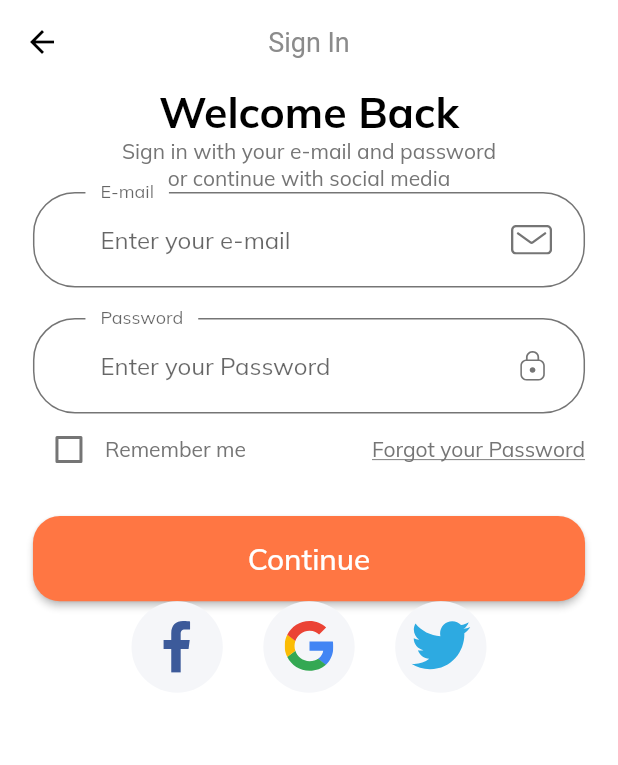
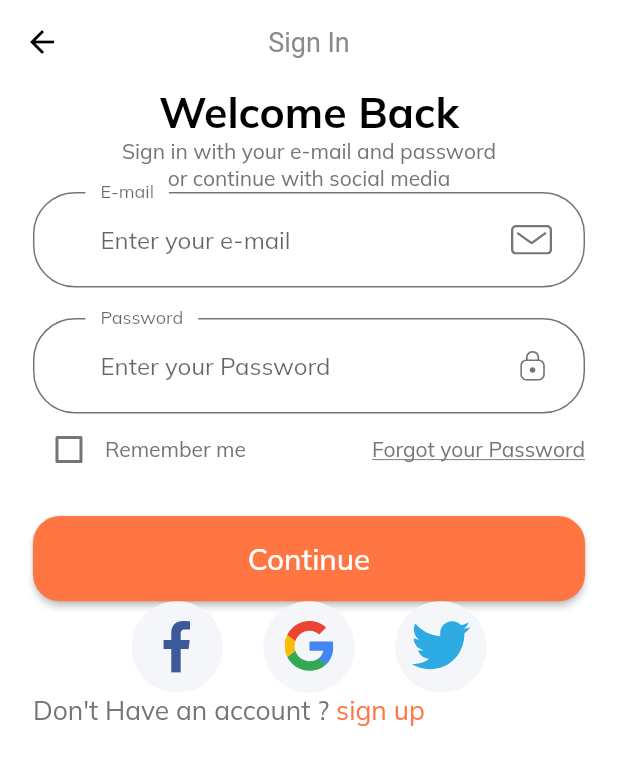
Before and after one commit to HalilMertDeveli/ETradeAppWithVideos-, a Flutter app: the screen it shows after launch, after a tap on "Continue", on a phone screen of 412 x 824 dp. Shown: the top 765 px of the screen. Run offline on Flutter 3.47's test engine with Material 2 defaults, Android fonts, the light colour scheme and no system bars; our stand-ins replace flutter_svg.

Commit message:
we added do you have account text

```diff
--- a/lib/screens/sign_in/companents/body.dart
+++ b/lib/screens/sign_in/companents/body.dart
@@ -1,4 +1,5 @@
 import 'package:e_trade_app_with_flutter_way/companents/social_card.dart';
+import 'package:e_trade_app_with_flutter_way/constraints.dart';
 import 'package:e_trade_app_with_flutter_way/screens/sign_in/companents/sign_from.dart';
 import 'package:e_trade_app_with_flutter_way/size_config.dart';
 import 'package:flutter/material.dart';
@@ -51,6 +52,22 @@ class Body extends StatelessWidget {
                   },
                 ),
               ],
+            ),
+            Row(
+              children: [
+                Text(
+                  "Don't Have an account ? ",
+                  style: TextStyle(
+                    fontSize: getProportionateScreenWidth(16),
+                  ),
+                ),
+                Text(
+                  'sign up',
+                  style: TextStyle(
+                      fontSize: getProportionateScreenWidth(16),
+                      color: kPrimaryColor),
+                )
+              ],
             )
           ],
         ),
```
